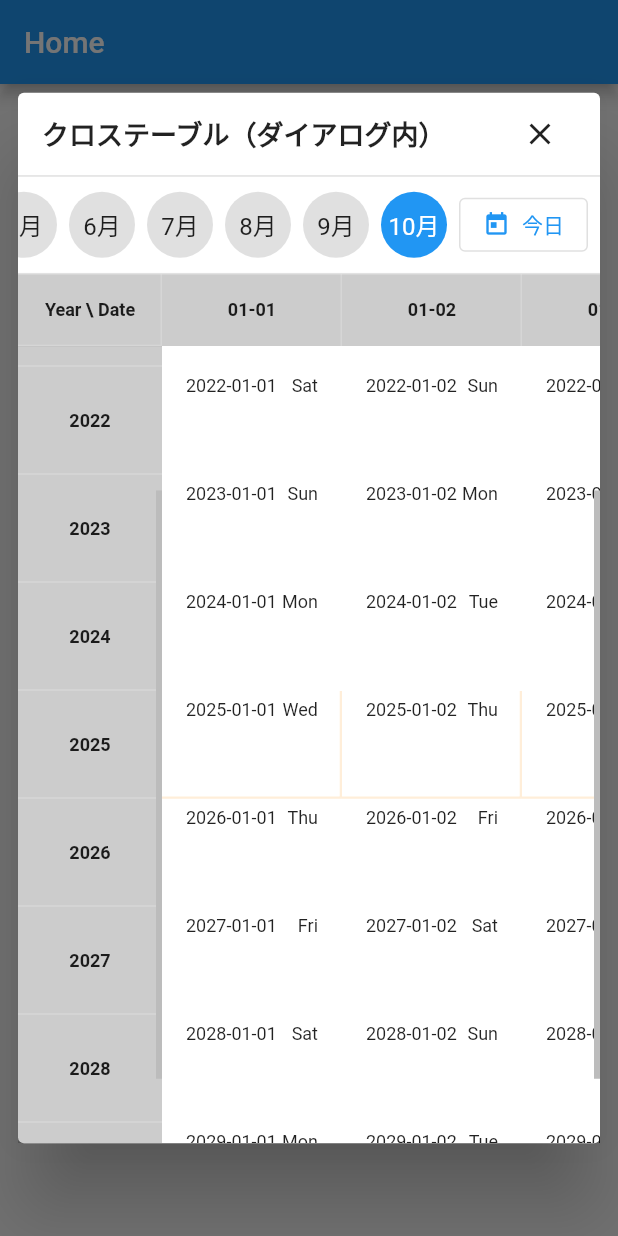
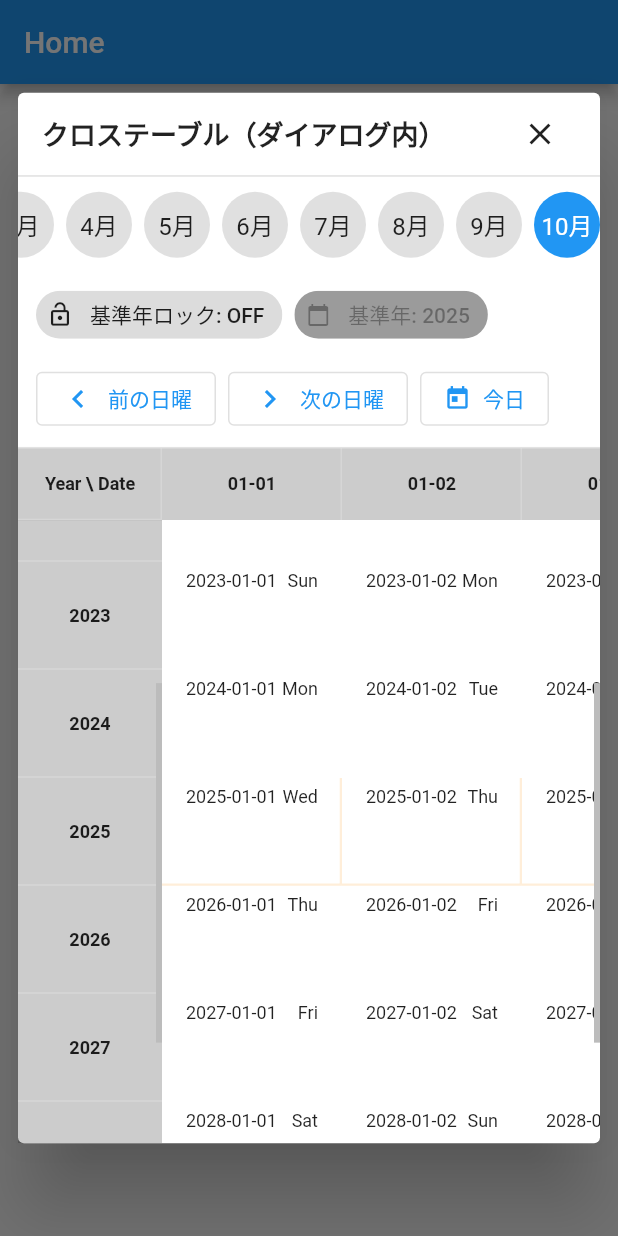
Before and after one commit to toyotarou/test_flutter_cross_table_sample, a Flutter app: the screen it shows after launch, after a tap on "カレンダーを開く（10年分＆ダミー多め）", on a phone screen of 412 x 824 dp. Run offline on Flutter 3.47's test engine with Material 3 defaults, Android fonts, the light colour scheme and no system bars; drawn by our look-alikes of scroll_to_index; our stand-ins replace flutter_riverpod.

Commit message:
日曜ジャンプを追加

```diff
--- a/lib/screens/components/cross_calendar_alert.dart
+++ b/lib/screens/components/cross_calendar_alert.dart
@@ -51,6 +51,11 @@ class _CrossCalendarState extends ConsumerState<CrossCalendar> {
 
   final Map<String, String> _weekdayCache = <String, String>{};
 
+  int _baseYearForSundayNav = 0;
+  late final List<double> _rowPrefixHeights;
+  bool _sundayNavLocked = false;
+  int? _manualYearForSundayNav;
+
   static const TextStyle _text12 = TextStyle(fontSize: 12);
   static const TextStyle _text12Bold = TextStyle(fontSize: 12, fontWeight: FontWeight.bold);
   static const EdgeInsets _cellPadding = EdgeInsets.symmetric(horizontal: 8, vertical: 6);
@@ -85,6 +90,12 @@ class _CrossCalendarState extends ConsumerState<CrossCalendar> {
       _prefixWidths[i] = _prefixWidths[i - 1] + widget.colWidths[i];
     }
 
+    _rowPrefixHeights = List<double>.filled(widget.years.length + 1, 0);
+    for (int i = 1; i <= widget.years.length; i++) {
+      _rowPrefixHeights[i] = _rowPrefixHeights[i - 1] + widget.rowHeights[i];
+    }
+    _baseYearForSundayNav = _closestYearTo(now.year);
+
     _hHeaderCtrl.addListener(() {
       if (_syncingH) {
         return;
@@ -117,6 +128,9 @@ class _CrossCalendarState extends ConsumerState<CrossCalendar> {
         _vBodyCtrl.jumpTo(_vLeftCtrl.offset);
       }
       _syncingV = false;
+      if (!_sundayNavLocked) {
+        _updateBaseYearByOffset(_vLeftCtrl.offset);
+      }
     });
     _vBodyCtrl.addListener(() {
       if (_syncingV) {
@@ -127,6 +141,9 @@ class _CrossCalendarState extends ConsumerState<CrossCalendar> {
         _vLeftCtrl.jumpTo(_vBodyCtrl.offset);
       }
       _syncingV = false;
+      if (!_sundayNavLocked) {
+        _updateBaseYearByOffset(_vBodyCtrl.offset);
+      }
     });
 
     WidgetsBinding.instance.addPostFrameCallback((_) async {
@@ -280,6 +297,110 @@ class _CrossCalendarState extends ConsumerState<CrossCalendar> {
   }
 
   ///
+  void _updateBaseYearByOffset(double dy) {
+    int lo = 0, hi = widget.years.length;
+    while (lo < hi) {
+      final int mid = (lo + hi) >> 1;
+      if (_rowPrefixHeights[mid] <= dy) {
+        lo = mid + 1;
+      } else {
+        hi = mid;
+      }
+    }
+    final int idx = (lo - 1).clamp(0, widget.years.length - 1);
+    _baseYearForSundayNav = int.parse(widget.years[idx]);
+  }
+
+  ///
+  int _effectiveSundayYear() {
+    if (_sundayNavLocked && _manualYearForSundayNav != null) {
+      return _manualYearForSundayNav!;
+    }
+    return _baseYearForSundayNav == 0 ? _closestYearTo(DateTime.now().year) : _baseYearForSundayNav;
+  }
+
+  ///
+  int _currentColIndex() {
+    final double dx = _hBodyCtrl.hasClients ? _hBodyCtrl.offset : 0.0;
+    int lo = 0, hi = widget.monthDays.length;
+    while (lo < hi) {
+      final int mid = (lo + hi) >> 1;
+      if (_prefixWidths[mid] <= dx) {
+        lo = mid + 1;
+      } else {
+        hi = mid;
+      }
+    }
+    return (lo - 1).clamp(0, widget.monthDays.length - 1);
+  }
+
+  ///
+  Future<void> _scrollToSunday({required bool next}) async {
+    final int y = _effectiveSundayYear();
+
+    _ensureYearVisible(y, alignment: 0.0);
+
+    int i = _currentColIndex() + (next ? 1 : -1);
+    while (i >= 0 && i < widget.monthDays.length) {
+      final String md = widget.monthDays[i];
+      final int mm = int.parse(md.substring(0, 2));
+      final int dd = int.parse(md.substring(3, 5));
+
+      final DateTime dt = DateTime(y, mm).add(Duration(days: dd - 1));
+      if (dt.month == mm && dt.day == dd) {
+        if (dt.weekday == DateTime.sunday) {
+          _syncingH = true;
+          // ignore: strict_raw_type, always_specify_types
+          await Future.wait(<Future>[
+            _hHeaderCtrl.scrollToIndex(
+              i,
+              preferPosition: AutoScrollPosition.begin,
+              duration: const Duration(milliseconds: 260),
+            ),
+            _hBodyCtrl.scrollToIndex(
+              i,
+              preferPosition: AutoScrollPosition.begin,
+              duration: const Duration(milliseconds: 260),
+            ),
+          ]);
+          _syncingH = false;
+          return;
+        }
+      }
+      i += (next ? 1 : -1);
+    }
+  }
+
+  ///
+  Future<int?> _pickYear(BuildContext context) async {
+    return showDialog<int>(
+      context: context,
+      builder: (BuildContext ctx) {
+        return SimpleDialog(
+          title: const Text('基準年を選択'),
+          children: <Widget>[
+            SizedBox(
+              width: 320,
+              height: 380,
+              child: ListView.builder(
+                itemCount: widget.years.length,
+                itemBuilder: (_, int i) {
+                  final int y = int.parse(widget.years[i]);
+                  final bool sel = y == _effectiveSundayYear();
+                  return ListTile(
+                    title: Text(widget.years[i]),
+                    trailing: sel ? const Icon(Icons.check) : null,
+                    onTap: () => Navigator.of(ctx).pop(y),
+                  );
+                },
+              ),
+            ),
+          ],
+        );
+      },
+    );
+  }
+
   @override
   void dispose() {
     _hHeaderCtrl.dispose();
@@ -300,7 +421,8 @@ class _CrossCalendarState extends ConsumerState<CrossCalendar> {
 
     return Column(
       children: <Widget>[
-        getMonthSelectButton(),
+        _headerControls(effectiveYear: _effectiveSundayYear()),
+
         const Divider(height: 1),
 
         Expanded(
@@ -423,12 +545,12 @@ class _CrossCalendarState extends ConsumerState<CrossCalendar> {
   }
 
   ///
-  Widget getMonthSelectButton() {
-    return SizedBox(
+  Widget _headerControls({required int effectiveYear}) {
+    return Column(
+      crossAxisAlignment: CrossAxisAlignment.stretch,
+      children: <Widget>[
+        SizedBox(
           height: 64,
-      child: Row(
-        children: <Widget>[
-          Expanded(
           child: ListView.separated(
             controller: _monthBarCtrl,
             padding: const EdgeInsets.symmetric(horizontal: 12, vertical: 8),
@@ -456,15 +578,65 @@ class _CrossCalendarState extends ConsumerState<CrossCalendar> {
             separatorBuilder: (_, __) => const SizedBox(width: 8),
           ),
         ),
-          const SizedBox(width: 8),
+
+        Padding(
+          padding: const EdgeInsets.fromLTRB(12, 4, 12, 8),
+          child: Wrap(
+            spacing: 8,
+            runSpacing: 8,
+            crossAxisAlignment: WrapCrossAlignment.center,
+            children: <Widget>[
+              FilterChip(
+                label: Text(_sundayNavLocked ? '基準年ロック: ON' : '基準年ロック: OFF'),
+                selected: _sundayNavLocked,
+                onSelected: (bool on) {
+                  setState(() {
+                    _sundayNavLocked = on;
+                    if (_sundayNavLocked) {
+                      _manualYearForSundayNav = effectiveYear;
+                    } else {
+                      _manualYearForSundayNav = null;
+                    }
+                  });
+                },
+                avatar: Icon(_sundayNavLocked ? Icons.lock : Icons.lock_open, size: 18),
+              ),
+
+              ActionChip(
+                label: Text('基準年: $effectiveYear'),
+                avatar: const Icon(Icons.calendar_today, size: 16),
+                onPressed: _sundayNavLocked
+                    ? () async {
+                        final int? y = await _pickYear(context);
+                        if (y != null) {
+                          setState(() => _manualYearForSundayNav = y);
+                          _ensureYearVisible(y, alignment: 0.0);
+                        }
+                      }
+                    : null,
+              ),
+
+              OutlinedButton.icon(
+                onPressed: () => _scrollToSunday(next: false),
+                icon: const Icon(Icons.chevron_left),
+                label: const Text('前の日曜'),
+              ),
+
+              OutlinedButton.icon(
+                onPressed: () => _scrollToSunday(next: true),
+                icon: const Icon(Icons.chevron_right),
+                label: const Text('次の日曜'),
+              ),
+
               OutlinedButton.icon(
                 onPressed: () => _scrollToTodayDay(),
                 icon: const Icon(Icons.today, size: 18),
                 label: const Text('今日'),
               ),
-          const SizedBox(width: 8),
             ],
           ),
+        ),
+      ],
     );
   }
 
```
Lines whose indentation alone changed are shown as unchanged.
